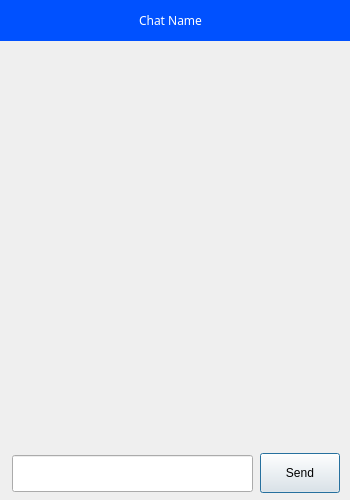
Above: conversationwindow.ui from Reynardd/MoonMessenger_TheDebuggingDudes_1 before the change. Below: the same form after it.
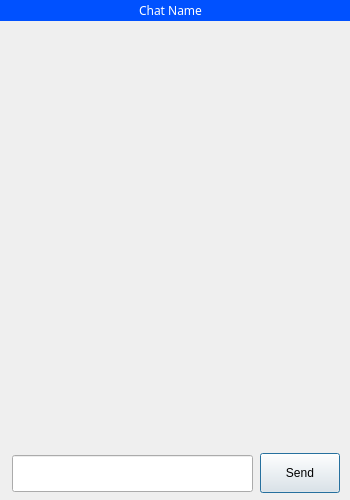
That is the form after the change. Icons and pictures are not drawn.

```diff
--- a/conversationwindow.ui
+++ b/conversationwindow.ui
@@ -108,12 +108,12 @@
      <x>-20</x>
      <y>0</y>
      <width>381</width>
-     <height>41</height>
+     <height>21</height>
     </rect>
    </property>
    <property name="font">
     <font>
-     <family>Modern</family>
+     <family>HoloLens MDL2 Assets</family>
     </font>
    </property>
    <property name="styleSheet">
```
